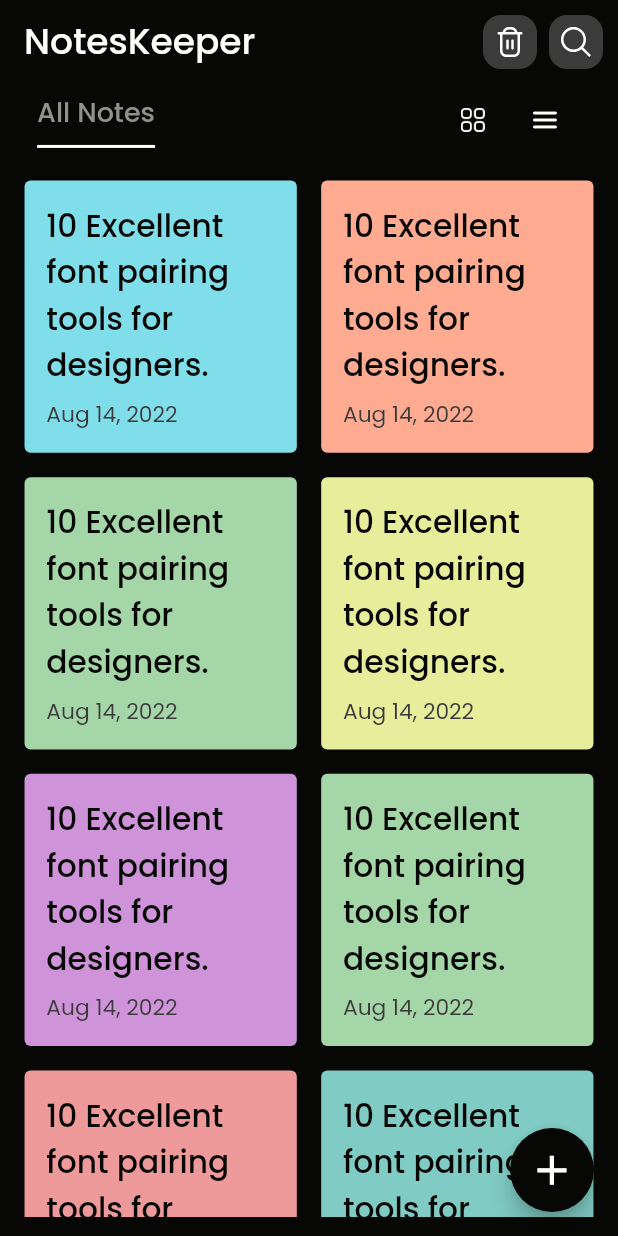
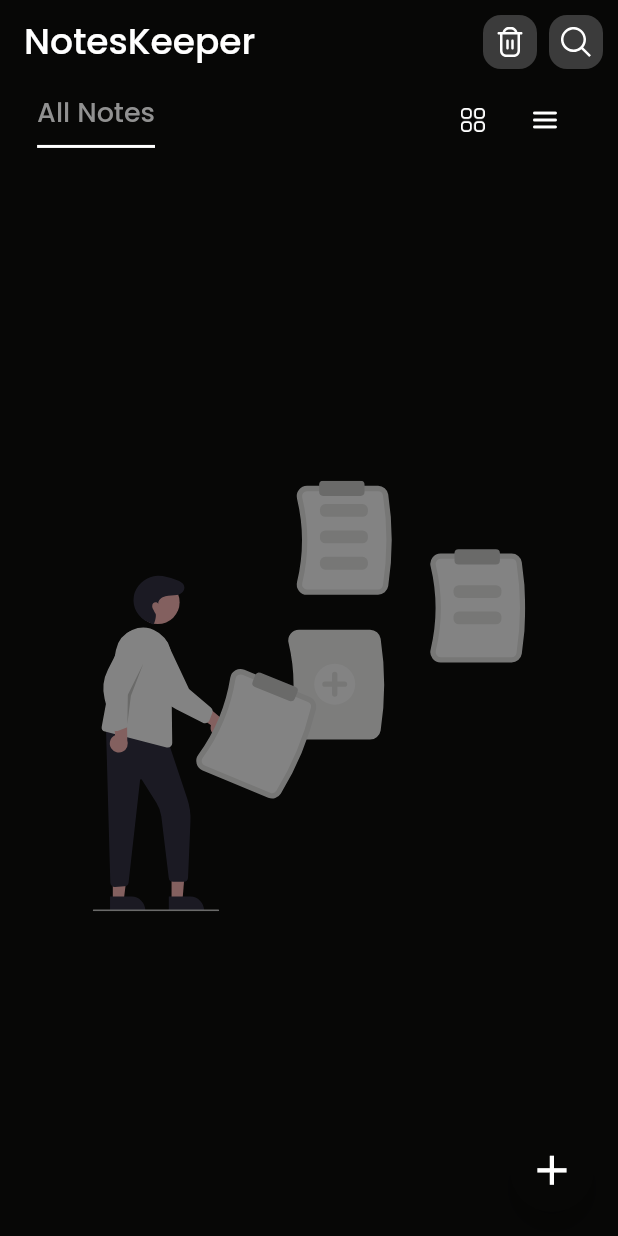
Before and after one commit to mateendev3/Notes-Keeper, a Flutter app: the screen it shows after launch, on a phone screen of 412 x 824 dp. Run offline on Flutter 3.47's test engine with Material 2 defaults, Android fonts, the phone set to English and light mode, and no system bars; our stand-ins replace flutter_svg, google_fonts.

Commit message:
Implemented empty home screen ui if no note is created.

```diff
--- a/lib/screens/add_note_screen.dart
+++ b/lib/screens/add_note_screen.dart
@@ -35,6 +35,7 @@ class _AddNoteScreenState extends State<AddNoteScreen> {
       leading: buildActionIcon(
         icon: Icons.arrow_back,
         onTap: () {
+          FocusManager.instance.primaryFocus?.unfocus();
           Navigator.pop(context);
         },
         rightMargin: 0.0,
--- a/lib/screens/home_screen.dart
+++ b/lib/screens/home_screen.dart
@@ -1,13 +1,13 @@
 import 'dart:math';
-
 import 'package:flutter/material.dart';
-import 'package:notes_keeper/screens/add_note_screen.dart';
-import 'package:notes_keeper/screens/search_note_screen.dart';
-import 'package:notes_keeper/screens/watch_note_screen.dart';
+import 'package:flutter_svg/svg.dart';
 import '../utils/assets_constants.dart';
 import '../utils/color_constants.dart';
 import '../utils/helper_widgets.dart';
 import 'components/action_icon_widget.dart';
+import 'add_note_screen.dart';
+import 'search_note_screen.dart';
+import 'watch_note_screen.dart';
 
 class HomeScreen extends StatefulWidget {
   const HomeScreen({Key? key}) : super(key: key);
@@ -20,6 +20,7 @@ class _HomeScreenState extends State<HomeScreen> {
   late Size _size;
   late Random _random;
   bool _showGrid = true;
+  List<int> list = [];
 
   @override
   void initState() {
@@ -143,9 +144,30 @@ class _HomeScreenState extends State<HomeScreen> {
           ),
         ),
         Expanded(
-          child: _showGrid ? _buildNotesGridView() : _buildNotesListView(),
+          child: _buildListOrEmpty(),
         ),
       ],
+    );
+  }
+
+  Widget _buildListOrEmpty() {
+    if (list.isEmpty) {
+      return _buildEmptyNotesUi();
+    } else {
+      return _showGrid ? _buildNotesGridView() : _buildNotesListView();
+    }
+  }
+
+  Widget _buildEmptyNotesUi() {
+    return Center(
+      child: Opacity(
+        opacity: 0.5,
+        child: SvgPicture.asset(
+          AssetsConsts.svgEmptyNotes,
+          width: _size.width * 0.7,
+          height: _size.width * 0.7,
+        ),
+      ),
     );
   }
 
--- a/lib/utils/assets_constants.dart
+++ b/lib/utils/assets_constants.dart
@@ -3,4 +3,5 @@ class AssetsConsts {
   static const icDustbin = r'assets/images/ic_dustbin.svg';
   static const icGrid = r'assets/images/ic_grid.png';
   static const icList = r'assets/images/ic_list.png';
+  static const svgEmptyNotes = r'assets/images/svg_empty_notes.svg';
 }
```
Also changed, not shown: assets/images/svg_empty_notes.svg (added).
